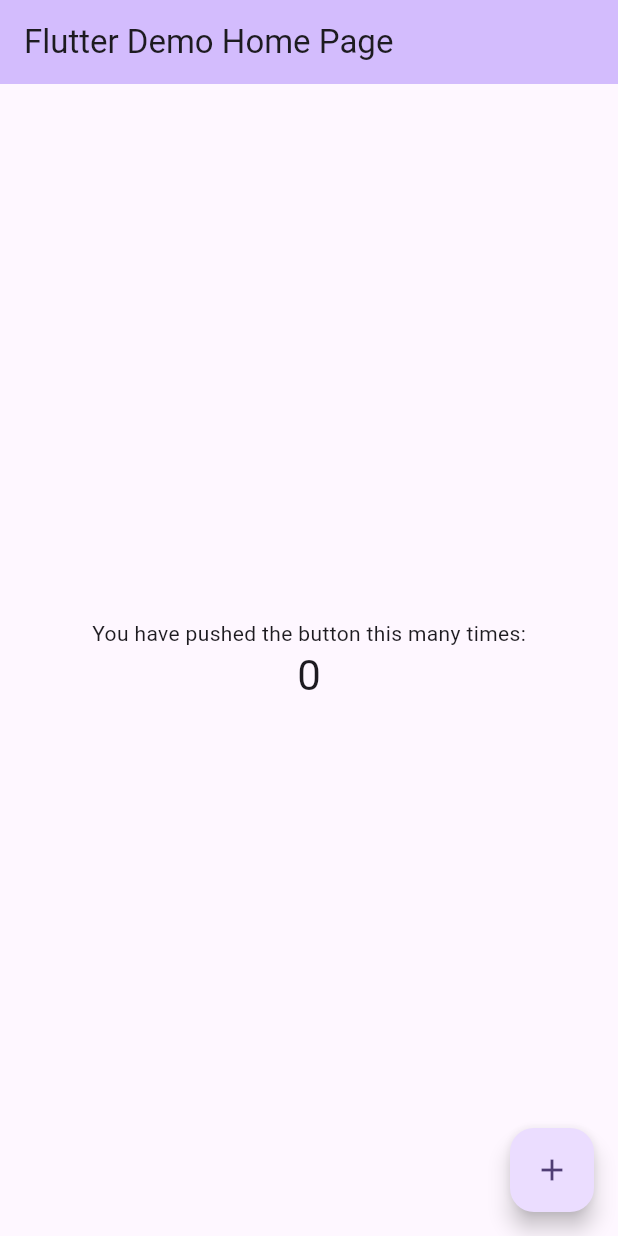
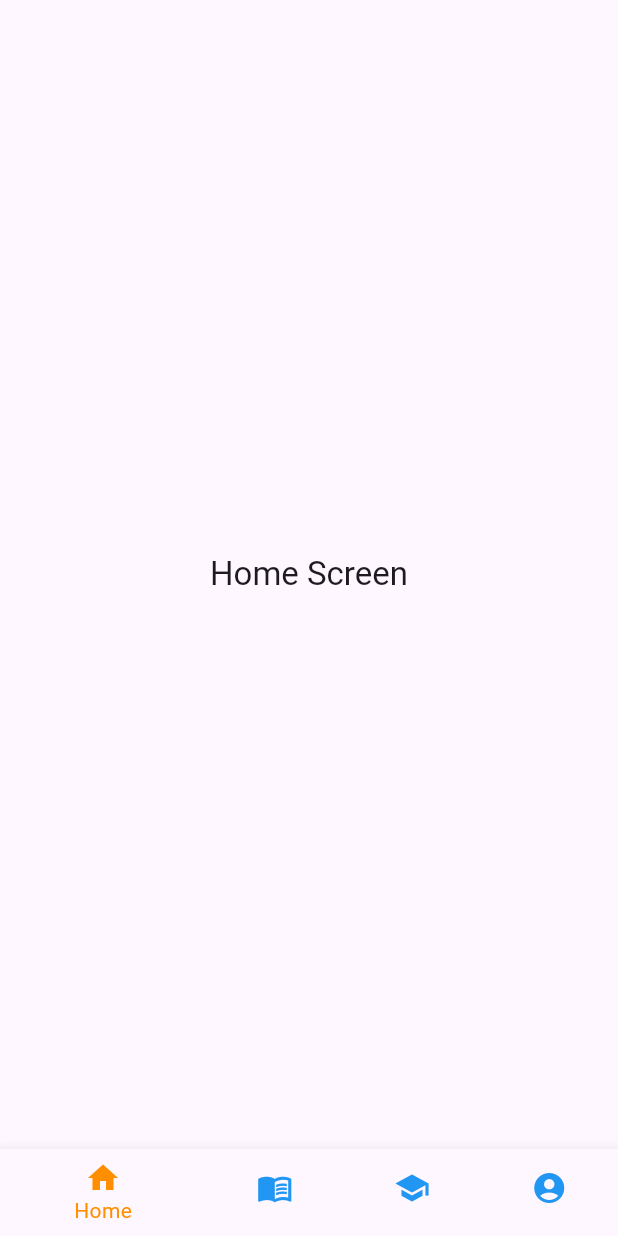
Before and after one commit to kotichno/word_wardrobe, a Flutter app: the screen it shows after launch, on a phone screen of 412 x 824 dp. Run offline on Flutter 3.47's test engine with Material 2 defaults, Android fonts, the light colour scheme and no system bars; our stand-ins replace bloc, flutter_bloc, freezed_annotation, go_router.

Commit message:
Added base screens and navigation

```diff
--- /dev/null
+++ b/lib/common/navigation/navigation.dart
@@ -0,0 +1,37 @@
+import 'package:flutter/material.dart';
+import 'package:go_router/go_router.dart';
+import 'package:word_wardrobe/common/tabs/tabs.dart';
+import 'package:word_wardrobe/common/tabs/tabs_screen.dart';
+import 'package:word_wardrobe/features/splash/splash_screen.dart';
+
+const _splashScreenPath = '/';
+const _tabsScreenPath = '/tabs';
+const _tabParamName = 'tab';
+
+final goRouter = GoRouter(
+  initialLocation: _splashScreenPath,
+  routes: [
+    GoRoute(
+      path: _splashScreenPath,
+      builder: (context, state) => const SplashScreen(),
+    ),
+    GoRoute(
+      path: '$_tabsScreenPath/:$_tabParamName',
+      builder: (context, state) {
+        final tab = Tabs.values.firstWhere(
+          (tab) => tab.name == state.pathParameters[_tabParamName],
+        );
+        return TabsScreen(tab: tab);
+      },
+    ),
+  ],
+  debugLogDiagnostics: true,
+);
+
+extension GoRouterExtension on BuildContext {
+  void goSplashScreen() => go(_splashScreenPath);
+  void goMainScreen() => go('$_tabsScreenPath/${Tabs.home.name}');
+  void goDictionaryScreen() => go('$_tabsScreenPath/${Tabs.dictionary.name}');
+  void goTrainingsScreen() => go('$_tabsScreenPath/${Tabs.trainings.name}');
+  void goProfileScreen() => go('$_tabsScreenPath/${Tabs.profile.name}');
+}
--- /dev/null
+++ b/lib/common/tabs/tabs.dart
@@ -0,0 +1,6 @@
+enum Tabs {
+  home,
+  dictionary,
+  trainings,
+  profile;
+}
--- /dev/null
+++ b/lib/common/tabs/tabs_screen.dart
@@ -0,0 +1,69 @@
+import 'package:flutter/material.dart';
+import 'package:word_wardrobe/common/tabs/tabs.dart';
+import 'package:word_wardrobe/features/dictionary/dictionary_screen.dart';
+import 'package:word_wardrobe/features/home/home_screen.dart';
+import 'package:word_wardrobe/features/profile/profile_screen.dart';
+import 'package:word_wardrobe/features/trainings/trainings_screen.dart';
+
+const _screens = [
+  HomeScreen(),
+  DictionaryScreen(),
+  TrainingsScreen(),
+  ProfileScreen(),
+];
+
+class TabsScreen extends StatefulWidget {
+  final Tabs tab;
+
+  const TabsScreen({
+    required this.tab,
+    super.key,
+  });
+
+  @override
+  State<TabsScreen> createState() => _TabsScreenState();
+}
+
+class _TabsScreenState extends State<TabsScreen> {
+  int _selectedIndex = 0;
+
+  void _onItemTapped(int index) {
+    setState(() {
+      _selectedIndex = index;
+    });
+  }
+
+  @override
+  Widget build(BuildContext context) {
+    return Scaffold(
+      body: IndexedStack(
+        index: _selectedIndex,
+        children: _screens,
+      ),
+      bottomNavigationBar: BottomNavigationBar(
+        items: const <BottomNavigationBarItem>[
+          BottomNavigationBarItem(
+            icon: Icon(Icons.home),
+            label: 'Home',
+          ),
+          BottomNavigationBarItem(
+            icon: Icon(Icons.menu_book),
+            label: 'Dictionary',
+          ),
+          BottomNavigationBarItem(
+            icon: Icon(Icons.school),
+            label: 'Trainings',
+          ),
+          BottomNavigationBarItem(
+            icon: Icon(Icons.account_circle),
+            label: 'Profile',
+          ),
+        ],
+        currentIndex: _selectedIndex,
+        selectedItemColor: Colors.amber[800],
+        unselectedItemColor: Colors.blue,
+        onTap: _onItemTapped,
+      ),
+    );
+  }
+}
--- /dev/null
+++ b/lib/features/home/home_screen.dart
@@ -0,0 +1,17 @@
+import 'package:flutter/material.dart';
+
+class HomeScreen extends StatelessWidget {
+  const HomeScreen({super.key});
+
+  @override
+  Widget build(BuildContext context) {
+    return Scaffold(
+      body: Center(
+        child: Text(
+          'Home Screen',
+          style: Theme.of(context).textTheme.titleLarge,
+        ),
+      ),
+    );
+  }
+}
--- /dev/null
+++ b/lib/features/splash/bloc/splash_event.dart
@@ -0,0 +1,6 @@
+part of 'splash_bloc.dart';
+
+@freezed
+class SplashEvent with _$SplashEvent {
+  const factory SplashEvent.initialize() = _Initialize;
+}
--- a/lib/main.dart
+++ b/lib/main.dart
@@ -1,125 +1,19 @@
 import 'package:flutter/material.dart';
+import 'package:word_wardrobe/common/navigation/navigation.dart';
 
-void main() {
-  runApp(const MyApp());
-}
+void main() => runApp(const MyApp());
 
 class MyApp extends StatelessWidget {
   const MyApp({super.key});
 
-  // This widget is the root of your application.
   @override
   Widget build(BuildContext context) {
-    return MaterialApp(
-      title: 'Flutter Demo',
+    return MaterialApp.router(
       theme: ThemeData(
-        // This is the theme of your application.
-        //
-        // TRY THIS: Try running your application with "flutter run". You'll see
-        // the application has a blue toolbar. Then, without quitting the app,
-        // try changing the seedColor in the colorScheme below to Colors.green
-        // and then invoke "hot reload" (save your changes or press the "hot
-        // reload" button in a Flutter-supported IDE, or press "r" if you used
-        // the command line to start the app).
-        //
-        // Notice that the counter didn't reset back to zero; the application
-        // state is not lost during the reload. To reset the state, use hot
-        // restart instead.
-        //
-        // This works for code too, not just values: Most code changes can be
-        // tested with just a hot reload.
         colorScheme: ColorScheme.fromSeed(seedColor: Colors.deepPurple),
         useMaterial3: true,
       ),
-      home: const MyHomePage(title: 'Flutter Demo Home Page'),
+      routerConfig: goRouter,
     );
   }
 }
-
-class MyHomePage extends StatefulWidget {
-  const MyHomePage({super.key, required this.title});
-
-  // This widget is the home page of your application. It is stateful, meaning
-  // that it has a State object (defined below) that contains fields that affect
-  // how it looks.
-
-  // This class is the configuration for the state. It holds the values (in this
-  // case the title) provided by the parent (in this case the App widget) and
-  // used by the build method of the State. Fields in a Widget subclass are
-  // always marked "final".
-
-  final String title;
-
-  @override
-  State<MyHomePage> createState() => _MyHomePageState();
-}
-
-class _MyHomePageState extends State<MyHomePage> {
-  int _counter = 0;
-
-  void _incrementCounter() {
-    setState(() {
-      // This call to setState tells the Flutter framework that something has
-      // changed in this State, which causes it to rerun the build method below
-      // so that the display can reflect the updated values. If we changed
-      // _counter without calling setState(), then the build method would not be
-      // called again, and so nothing would appear to happen.
-      _counter++;
-    });
-  }
-
-  @override
-  Widget build(BuildContext context) {
-    // This method is rerun every time setState is called, for instance as done
-    // by the _incrementCounter method above.
-    //
-    // The Flutter framework has been optimized to make rerunning build methods
-    // fast, so that you can just rebuild anything that needs updating rather
-    // than having to individually change instances of widgets.
-    return Scaffold(
-      appBar: AppBar(
-        // TRY THIS: Try changing the color here to a specific color (to
-        // Colors.amber, perhaps?) and trigger a hot reload to see the AppBar
-        // change color while the other colors stay the same.
-        backgroundColor: Theme.of(context).colorScheme.inversePrimary,
-        // Here we take the value from the MyHomePage object that was created by
-        // the App.build method, and use it to set our appbar title.
-        title: Text(widget.title),
-      ),
-      body: Center(
-        // Center is a layout widget. It takes a single child and positions it
-        // in the middle of the parent.
-        child: Column(
-          // Column is also a layout widget. It takes a list of children and
-          // arranges them vertically. By default, it sizes itself to fit its
-          // children horizontally, and tries to be as tall as its parent.
-          //
-          // Column has various properties to control how it sizes itself and
-          // how it positions its children. Here we use mainAxisAlignment to
-          // center the children vertically; the main axis here is the vertical
-          // axis because Columns are vertical (the cross axis would be
-          // horizontal).
-          //
-          // TRY THIS: Invoke "debug painting" (choose the "Toggle Debug Paint"
-          // action in the IDE, or press "p" in the console), to see the
-          // wireframe for each widget.
-          mainAxisAlignment: MainAxisAlignment.center,
-          children: <Widget>[
-            const Text(
-              'You have pushed the button this many times:',
-            ),
-            Text(
-              '$_counter',
-              style: Theme.of(context).textTheme.headlineMedium,
-            ),
-          ],
-        ),
-      ),
-      floatingActionButton: FloatingActionButton(
-        onPressed: _incrementCounter,
-        tooltip: 'Increment',
-        child: const Icon(Icons.add),
-      ), // This trailing comma makes auto-formatting nicer for build methods.
-    );
-  }
-}
```
Also changed, not shown: analysis_options.yaml (+3 -27 lines), lib/features/dictionary/dictionary_screen.dart (added, +17 -0 lines), lib/features/profile/profile_screen.dart (added, +17 -0 lines), lib/features/splash/bloc/splash_bloc.dart (added, +19 -0 lines), lib/features/splash/bloc/splash_state.dart (added, +7 -0 lines), lib/features/splash/splash_screen.dart (added, +52 -0 lines), lib/features/trainings/trainings_screen.dart (added, +17 -0 lines), pubspec.yaml (+11 -73 lines), lib/features/splash/bloc/splash_bloc.freezed.dart (added), pubspec.lock.
